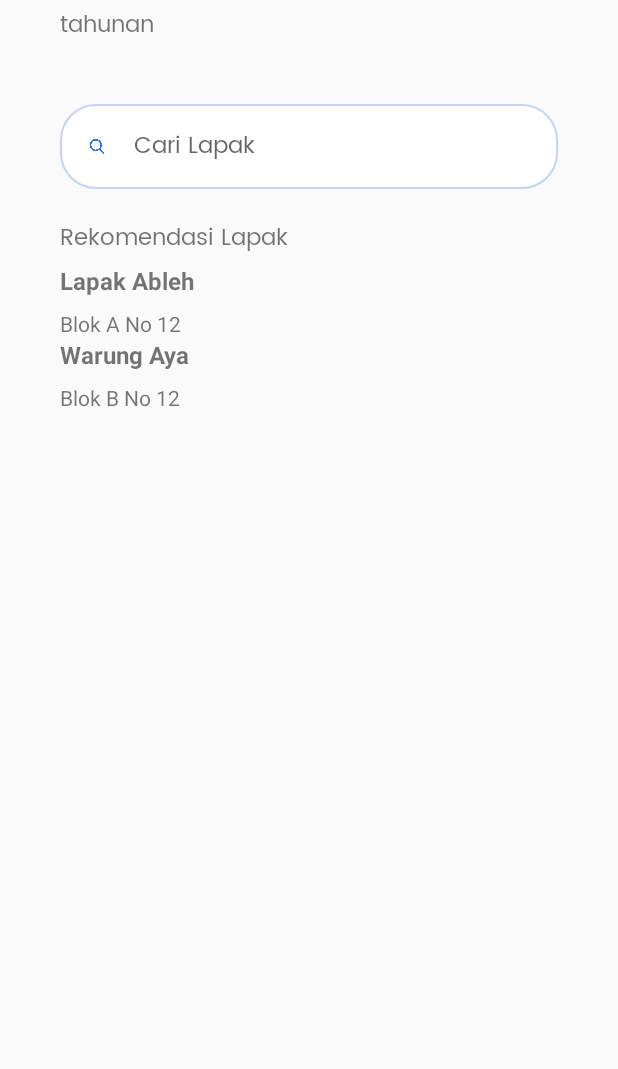
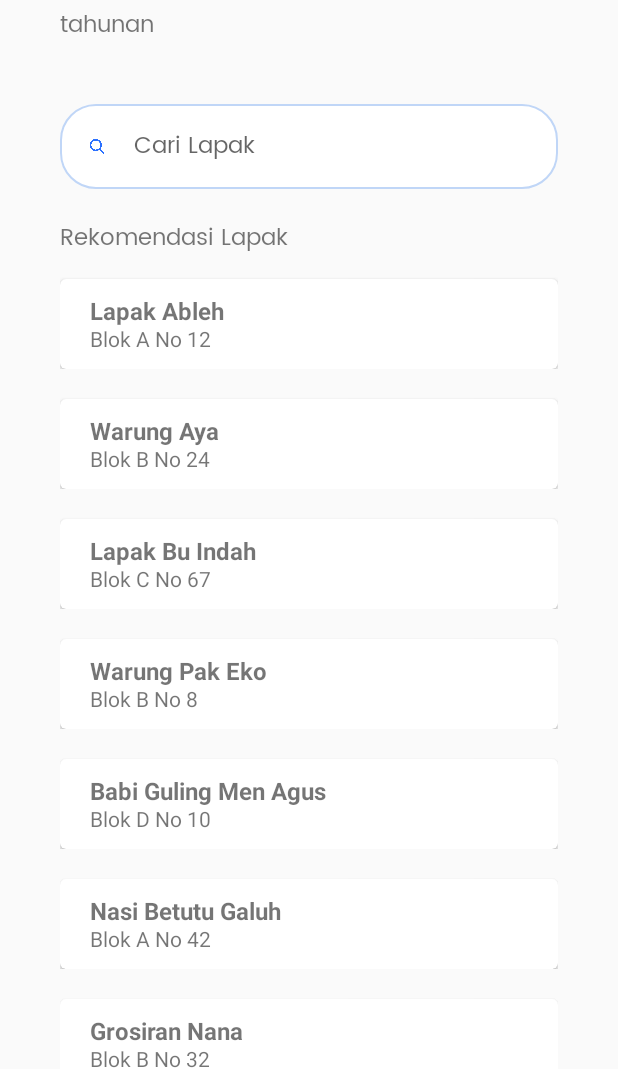
Before and after one commit to anekoinda/tubes-progmob, an Android app: the SearchLapak screen opened directly, with no data from a screen before it, on a phone screen of 412 x 824 dp, the part 167-1236 px from its top. Run offline under Robolectric (Android 15) with nearby library versions, the phone set to English and light mode, and no system bars.

Commit message:
make cardview

```diff
--- a/app/src/main/java/id/aryad/sipasar/DataLapak.java
+++ b/app/src/main/java/id/aryad/sipasar/DataLapak.java
@@ -5,7 +5,17 @@ import java.util.ArrayList;
 public class DataLapak {
     public static String[][] data = new String[][]{
             {"Lapak Ableh", "Blok A No 12"},
-            {"Warung Aya", "Blok B No 12"}
+            {"Warung Aya", "Blok B No 24"},
+            {"Lapak Bu Indah", "Blok C No 67"},
+            {"Warung Pak Eko", "Blok B No 8"},
+            {"Babi Guling Men Agus", "Blok D No 10"},
+            {"Nasi Betutu Galuh", "Blok A No 42"},
+            {"Grosiran Nana", "Blok B No 32"},
+            {"Perkakas Jaya", "Blok C No 54"},
+            {"Elektronik Koh Atong", "Blok A No 99"},
+            {"Pisang Keju Ceria", "Blok A No 55"},
+            {"Lapak Pak Nasri", "Blok C No 42"},
+            {"Lapak Bu Sumerni", "Blok E No 10"}
     };
     public static ArrayList<Lapak> getListData(){
         ArrayList<Lapak> list = new ArrayList<>();
--- a/app/src/main/res/layout/activity_search_lapak.xml
+++ b/app/src/main/res/layout/activity_search_lapak.xml
@@ -85,7 +85,7 @@
 
             <androidx.recyclerview.widget.RecyclerView
                 android:id="@+id/rv_lapak"
-                android:layout_marginTop="50dp"
+                android:layout_marginTop="40dp"
                 android:layout_width="match_parent"
                 android:layout_height="match_parent"
                 tools:listitem="@layout/item_row_lapak">
--- a/app/src/main/res/layout/item_row_lapak.xml
+++ b/app/src/main/res/layout/item_row_lapak.xml
@@ -5,26 +5,36 @@
     xmlns:tools="http://schemas.android.com/tools"
     android:orientation="horizontal">
 
-    <LinearLayout
+    <androidx.cardview.widget.CardView
+        xmlns:card_view="http://schemas.android.com/apk/res-auto"
+        android:id="@+id/card_view"
+        android:layout_gravity="center"
+        android:layout_marginTop="20dp"
+
         android:layout_width="match_parent"
-        android:layout_height="wrap_content"
-        android:layout_centerVertical="true"
-        android:orientation="vertical">
+        android:layout_height="60dp"
+        card_view:cardCornerRadius="4dp">
+
         <TextView
             android:id="@+id/tv_item_name"
             android:layout_width="match_parent"
             android:layout_height="wrap_content"
             android:layout_marginBottom="8dp"
+            android:layout_marginTop="10dp"
+            android:layout_marginLeft="20dp"
             android:textSize="16sp"
             android:textStyle="bold"
             tools:text="@string/nama_lapak" />
+
         <TextView
             android:id="@+id/tv_item_from"
+            android:layout_marginTop="30dp"
+            android:layout_marginLeft="20dp"
             android:layout_width="match_parent"
             android:layout_height="wrap_content"
             android:ellipsize="end"
             android:maxLines="2"
             tools:text="@string/lokasi" />
-    </LinearLayout>
+    </androidx.cardview.widget.CardView>
 
 </RelativeLayout>
```
